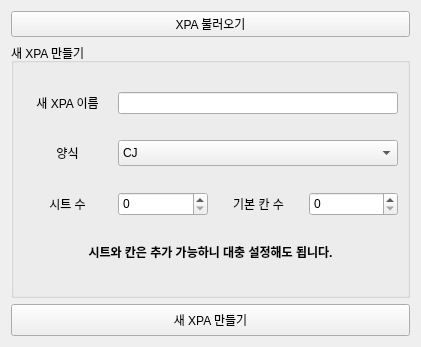
Before: the Qt Designer form UI/main.ui in kiryanchi/re-xpa, drawn with Qt 5.
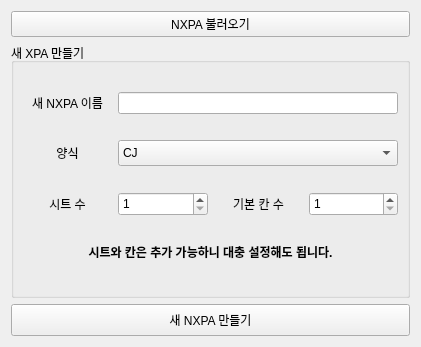
After: the same form once the commit is applied.

Commit message: set minimum of sheet and cell

```diff
--- a/UI/main.ui
+++ b/UI/main.ui
@@ -23,7 +23,7 @@
       </size>
      </property>
      <property name="text">
-      <string>새 XPA 만들기</string>
+      <string>새 NXPA 만들기</string>
      </property>
      <property name="checkable">
       <bool>false</bool>
@@ -55,7 +55,7 @@
       <item row="0" column="0">
        <widget class="QLabel" name="newXpaName_label">
         <property name="text">
-         <string>새 XPA 이름</string>
+         <string>새 NXPA 이름</string>
         </property>
         <property name="alignment">
          <set>Qt::AlignCenter</set>
@@ -80,6 +80,9 @@
           <height>24</height>
          </size>
         </property>
+        <property name="minimum">
+         <number>1</number>
+        </property>
        </widget>
       </item>
       <item row="2" column="0">
@@ -100,6 +103,9 @@
           <height>24</height>
          </size>
         </property>
+        <property name="minimum">
+         <number>1</number>
+        </property>
        </widget>
       </item>
       <item row="1" column="1" colspan="3">
@@ -169,7 +175,7 @@
    <item row="0" column="0">
     <widget class="QPushButton" name="loadNewXpa_pushButton">
      <property name="text">
-      <string>XPA 불러오기</string>
+      <string>NXPA 불러오기</string>
      </property>
     </widget>
    </item>
```
Left out of the diff: 2 changed lines with no effect on the pictures.
